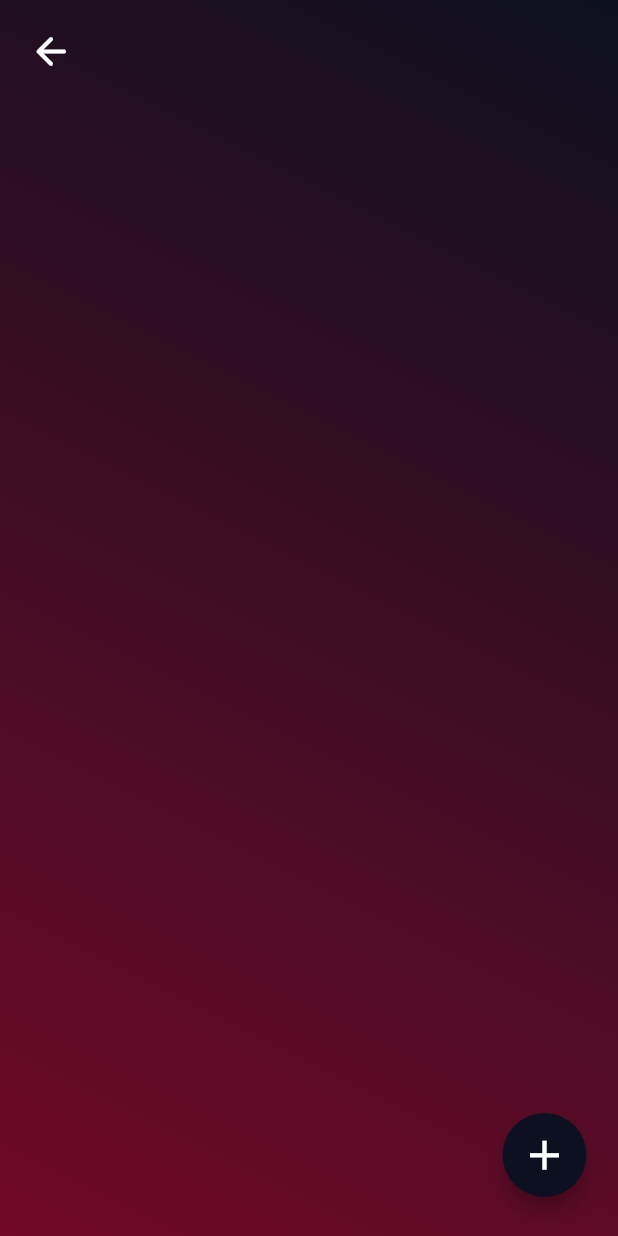
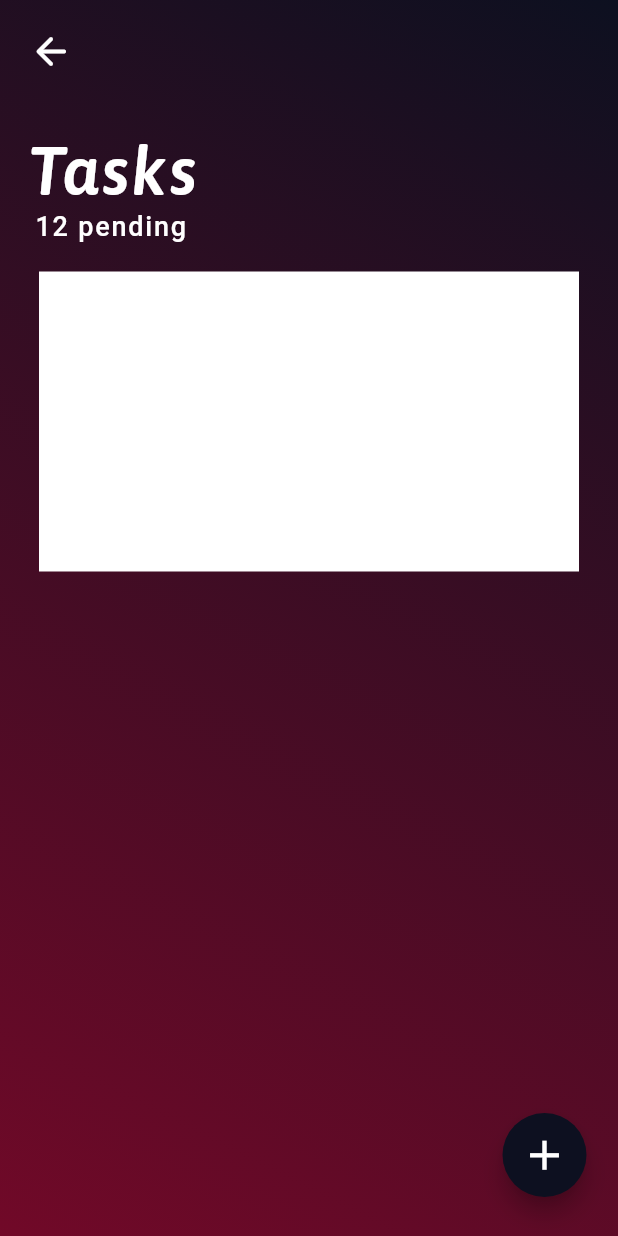
Before and after one commit to Bamidele1234/CRUD-with-Firebase, a Flutter app: the screen it shows after launch, on a phone screen of 412 x 824 dp. Run offline on Flutter 3.47's test engine with Material 2 defaults, Android fonts, the phone set to English and light mode, and no system bars; our stand-ins replace animated_text_kit, auto_route, responsive_framework.

Commit message:
Having issues with the layout

```diff
--- /dev/null
+++ b/lib/list/task_list.dart
@@ -0,0 +1,13 @@
+import 'package:flutter/material.dart';
+
+class TaskList extends StatelessWidget {
+  const TaskList({Key? key}) : super(key: key);
+
+  @override
+  Widget build(BuildContext context) {
+    return Container(
+      height: 200,
+      color: Colors.white,
+    );
+  }
+}
--- /dev/null
+++ b/lib/model/task.dart
@@ -0,0 +1,15 @@
+/// The structure of the Task Object
+
+class Todo {
+  int? id; //This is the primary key
+
+  String task; // For example, "Buy milk"
+
+  bool isDone; // This is the checkbox state
+
+  Todo({
+    this.id,
+    required this.task,
+    this.isDone = false,
+  });
+}
--- /dev/null
+++ b/lib/reusables/task_tile.dart
@@ -0,0 +1,10 @@
+import 'package:flutter/material.dart';
+
+class TaskTile extends StatelessWidget {
+  const TaskTile({Key? key}) : super(key: key);
+
+  @override
+  Widget build(BuildContext context) {
+    return Container();
+  }
+}
--- a/lib/screens/body1_screen.dart
+++ b/lib/screens/body1_screen.dart
@@ -1,5 +1,6 @@
 import 'package:exercise6/constants.dart';
 import 'package:exercise6/reusables/back_button.dart';
+import 'package:exercise6/list/task_list.dart';
 import 'package:flutter/material.dart';
 
 import '../reusables/edit_task_sheet.dart';
@@ -37,21 +38,50 @@ class Body1Screen extends StatelessWidget {
         ),
         resizeToAvoidBottomInset: false,
         body: Container(
-          width: double.infinity,
           decoration: kPageDecoration,
           child: SafeArea(
             child: Column(
               crossAxisAlignment: CrossAxisAlignment.start,
+              mainAxisSize: MainAxisSize.max,
               children: [
                 const MyBackButton(),
                 Padding(
                   padding: kPagePadding,
-                  child: Padding(
-                    padding: const EdgeInsets.only(top: 30),
-                    child: Column(
-                      crossAxisAlignment: CrossAxisAlignment.stretch,
-                      children: const [],
-                    ),
+                  child: Column(
+                    mainAxisSize: MainAxisSize.min,
+                    crossAxisAlignment: CrossAxisAlignment.stretch,
+                    children: const [
+                      Text(
+                        'Tasks',
+                        style: TextStyle(
+                          fontFamily: 'Asap',
+                          fontWeight: FontWeight.w600,
+                          fontSize: 45,
+                          letterSpacing: 1.5,
+                          fontStyle: FontStyle.italic,
+                        ),
+                      ),
+                      Padding(
+                        padding: EdgeInsets.only(left: 5),
+                        child: Text(
+                          '12 pending ',
+                          style: TextStyle(
+                            fontSize: 18,
+                            letterSpacing: 1.2,
+                            fontWeight: FontWeight.w500,
+                          ),
+                        ),
+                      ),
+                      Padding(
+                        padding: EdgeInsets.symmetric(
+                          vertical: 20,
+                          horizontal: 8,
+                        ),
+                        child: Flexible(
+                          child: TaskList(),
+                        ),
+                      ),
+                    ],
                   ),
                 )
               ],
```
